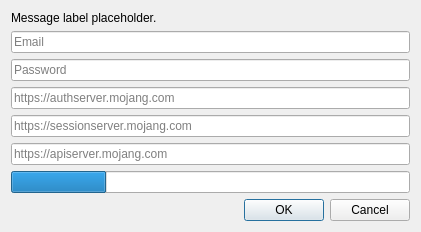
PolyMC/PolyMC, file launcher/ui/dialogs/CustomYggdrasilLoginDialog.ui: the form before one commit.
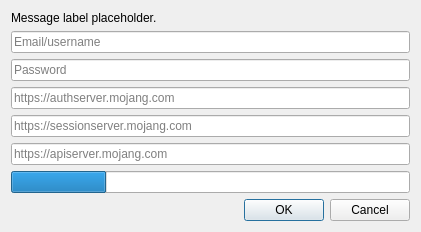
The form after the commit.

What changed in the file:
```diff
--- a/launcher/ui/dialogs/CustomYggdrasilLoginDialog.ui
+++ b/launcher/ui/dialogs/CustomYggdrasilLoginDialog.ui
@@ -36,7 +36,7 @@
    <item>
     <widget class="QLineEdit" name="userTextBox">
      <property name="placeholderText">
-      <string>Email</string>
+       <string>Email/username</string>
      </property>
     </widget>
    </item>
```
